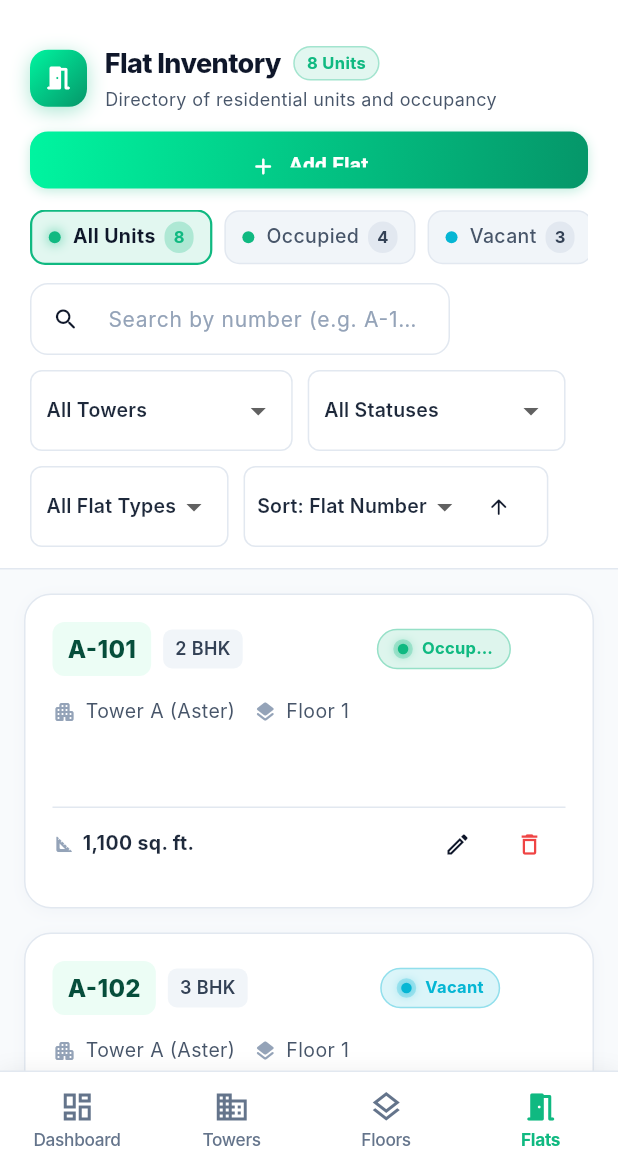
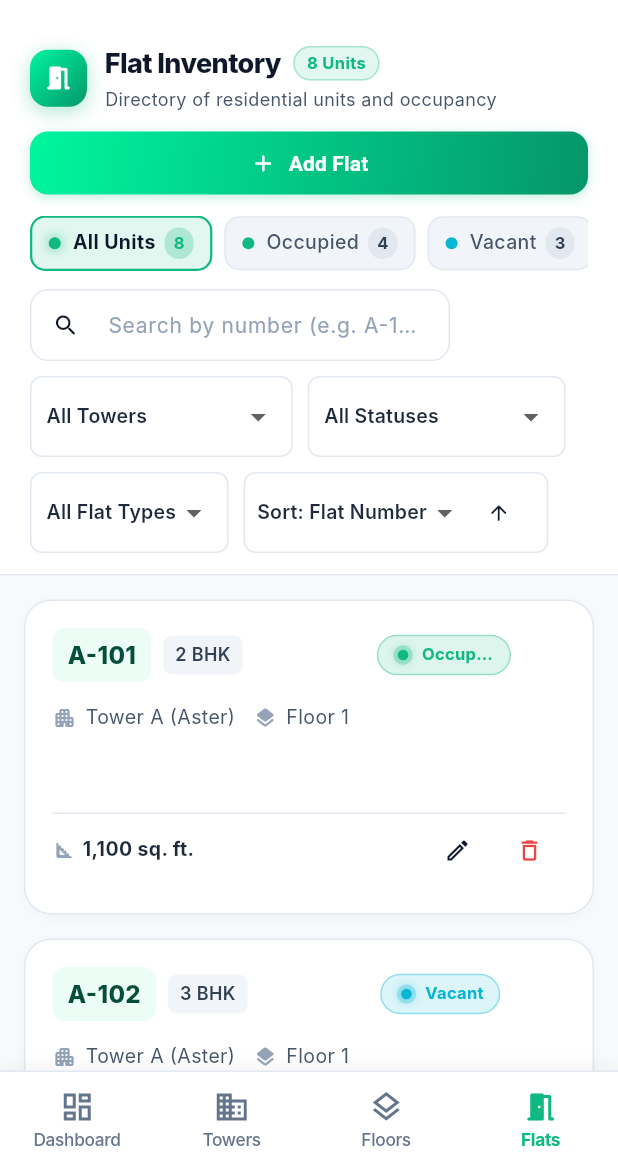
Before and after one commit to ShrujalShah8511/Society-Management, a Flutter app: the screen it shows after launch, after a tap on "Sign In to Dashboard", after a tap on "View Flats", on a phone screen of 412 x 824 dp, the part 65-1236 px from its top. Run offline on Flutter 3.47's test engine with Material 3 defaults, Android fonts, the phone set to English and light mode, and no system bars; our stand-ins replace flutter_riverpod, flutter_secure_storage, go_router, shared_preferences; missing offline and left inert: dart:html; Roboto replaces fonts that are missing (Inter).

Commit message:
fix(mobile): resolve button text clipping and eliminate bottom overflow via CustomScrollView slivers

```diff
--- a/lib/core/widgets/app_button.dart
+++ b/lib/core/widgets/app_button.dart
@@ -38,6 +38,7 @@ class _AppButtonState extends State<AppButton> {
     Widget buttonChild = Row(
       mainAxisSize: MainAxisSize.min,
       mainAxisAlignment: MainAxisAlignment.center,
+      crossAxisAlignment: CrossAxisAlignment.center,
       children: [
         if (widget.isLoading) ...[
           SizedBox(
@@ -59,7 +60,12 @@ class _AppButtonState extends State<AppButton> {
         ],
         Text(
           widget.text,
-          style: const TextStyle(fontWeight: FontWeight.w600, fontSize: 14, letterSpacing: 0.1),
+          style: const TextStyle(
+            fontWeight: FontWeight.w600,
+            fontSize: 14,
+            letterSpacing: 0.1,
+            height: 1.15,
+          ),
         ),
       ],
     );
@@ -98,6 +104,10 @@ class _AppButtonState extends State<AppButton> {
             backgroundColor: Colors.transparent,
             shadowColor: Colors.transparent,
             foregroundColor: AppColors.white,
+            padding: const EdgeInsets.symmetric(horizontal: 16),
+            minimumSize: Size(0, widget.height),
+            tapTargetSize: MaterialTapTargetSize.shrinkWrap,
+            alignment: Alignment.center,
             shape: RoundedRectangleBorder(borderRadius: BorderRadius.circular(12)),
           ),
           child: buttonChild,
@@ -111,6 +121,10 @@ class _AppButtonState extends State<AppButton> {
             style: ElevatedButton.styleFrom(
               backgroundColor: AppColors.slate700,
               foregroundColor: AppColors.white,
+              padding: const EdgeInsets.symmetric(horizontal: 16),
+              minimumSize: Size(0, widget.height),
+              tapTargetSize: MaterialTapTargetSize.shrinkWrap,
+              alignment: Alignment.center,
               shape: RoundedRectangleBorder(borderRadius: BorderRadius.circular(12)),
             ),
             child: buttonChild,
@@ -120,6 +134,10 @@ class _AppButtonState extends State<AppButton> {
           buttonWidget = OutlinedButton(
             onPressed: effectiveOnPressed,
             style: OutlinedButton.styleFrom(
+              padding: const EdgeInsets.symmetric(horizontal: 16),
+              minimumSize: Size(0, widget.height),
+              tapTargetSize: MaterialTapTargetSize.shrinkWrap,
+              alignment: Alignment.center,
               shape: RoundedRectangleBorder(borderRadius: BorderRadius.circular(12)),
             ),
             child: buttonChild,
@@ -128,6 +146,12 @@ class _AppButtonState extends State<AppButton> {
         case AppButtonVariant.text:
           buttonWidget = TextButton(
             onPressed: effectiveOnPressed,
+            style: TextButton.styleFrom(
+              padding: const EdgeInsets.symmetric(horizontal: 12),
+              minimumSize: Size(0, widget.height),
+              tapTargetSize: MaterialTapTargetSize.shrinkWrap,
+              alignment: Alignment.center,
+            ),
             child: buttonChild,
           );
           break;
@@ -137,6 +161,10 @@ class _AppButtonState extends State<AppButton> {
             style: ElevatedButton.styleFrom(
               backgroundColor: AppColors.error,
               foregroundColor: AppColors.white,
+              padding: const EdgeInsets.symmetric(horizontal: 16),
+              minimumSize: Size(0, widget.height),
+              tapTargetSize: MaterialTapTargetSize.shrinkWrap,
+              alignment: Alignment.center,
               shape: RoundedRectangleBorder(borderRadius: BorderRadius.circular(12)),
             ),
             child: buttonChild,
@@ -145,6 +173,13 @@ class _AppButtonState extends State<AppButton> {
         default:
           buttonWidget = ElevatedButton(
             onPressed: effectiveOnPressed,
+            style: ElevatedButton.styleFrom(
+              padding: const EdgeInsets.symmetric(horizontal: 16),
+              minimumSize: Size(0, widget.height),
+              tapTargetSize: MaterialTapTargetSize.shrinkWrap,
+              alignment: Alignment.center,
+              shape: RoundedRectangleBorder(borderRadius: BorderRadius.circular(12)),
+            ),
             child: buttonChild,
           );
       }
--- a/lib/features/dashboard/presentation/dashboard_screen.dart
+++ b/lib/features/dashboard/presentation/dashboard_screen.dart
@@ -294,7 +294,7 @@ class DashboardScreen extends ConsumerWidget {
                   child: AppButton(
                     text: 'View Flats',
                     icon: Icons.meeting_room_rounded,
-                    height: 38,
+                    height: 42,
                     onPressed: () => context.go(RouteConstants.flatsPath),
                   ),
                 ),
--- a/lib/features/society/presentation/flat_list_screen.dart
+++ b/lib/features/society/presentation/flat_list_screen.dart
@@ -88,10 +88,10 @@ class _FlatListScreenState extends ConsumerState<FlatListScreen> {
 
     return Scaffold(
       backgroundColor: isDark ? AppColors.backgroundDark : AppColors.backgroundLight,
-      body: Column(
-        children: [
-          // Pinned Executive Header & Control Bar
-          Container(
+      body: CustomScrollView(
+        slivers: [
+          SliverToBoxAdapter(
+            child: Container(
             padding: const EdgeInsets.fromLTRB(20, 16, 20, 14),
             decoration: BoxDecoration(
               color: isDark ? AppColors.surfaceDark : AppColors.surfaceLight,
@@ -199,7 +199,7 @@ class _FlatListScreenState extends ConsumerState<FlatListScreen> {
                                 key: const Key('add_flat_button'),
                                 text: 'Add Flat',
                                 icon: Icons.add_rounded,
-                                height: 38,
+                                height: 42,
                                 onPressed: () => _showCreateDialog(context, state.towers, state.floors),
                               ),
                             ),
@@ -217,7 +217,7 @@ class _FlatListScreenState extends ConsumerState<FlatListScreen> {
                             key: const Key('add_flat_button'),
                             text: 'Add Flat',
                             icon: Icons.add_rounded,
-                            height: 38,
+                            height: 42,
                             onPressed: () => _showCreateDialog(context, state.towers, state.floors),
                           ),
                         ],
@@ -515,24 +515,29 @@ class _FlatListScreenState extends ConsumerState<FlatListScreen> {
               ],
             ),
           ),
-
-          // Inventory Grid / Content
-          Expanded(
-            child: Builder(
-              builder: (context) {
-                if (state.isLoading) {
-                  return const LoadingView(message: 'Loading inventory...');
-                }
-
-                if (state.errorMessage != null && state.flats.isEmpty) {
-                  return ErrorRetryView(
+        ),
+        if (state.isLoading)
+          const SliverToBoxAdapter(
+            child: Padding(
+              padding: EdgeInsets.symmetric(vertical: 48),
+              child: LoadingView(message: 'Loading inventory...'),
+            ),
+          )
+        else if (state.errorMessage != null && state.flats.isEmpty)
+          SliverToBoxAdapter(
+            child: Padding(
+              padding: const EdgeInsets.symmetric(vertical: 36),
+              child: ErrorRetryView(
                 message: state.errorMessage!,
                 onRetry: () => ref.read(flatNotifierProvider.notifier).init(),
-                  );
-                }
-
-                if (state.flats.isEmpty) {
-                  return EmptyStateView(
+              ),
+            ),
+          )
+        else if (state.flats.isEmpty)
+          SliverToBoxAdapter(
+            child: Padding(
+              padding: const EdgeInsets.fromLTRB(16, 20, 16, 40),
+              child: EmptyStateView(
                 title: 'No Flats Found',
                 message: 'No units match the current filters or query.',
                 icon: Icons.meeting_room_rounded,
@@ -540,36 +545,38 @@ class _FlatListScreenState extends ConsumerState<FlatListScreen> {
                 onAction: canManage && state.towers.isNotEmpty
                     ? () => _showCreateDialog(context, state.towers, state.floors)
                     : null,
-                  );
-                }
+              ),
+            ),
+          )
+          else
+            SliverLayoutBuilder(
+              builder: (context, constraints) {
+                final isMobile = constraints.crossAxisExtent < 650;
+                final crossAxisCount = constraints.crossAxisExtent > 1100
+                    ? 3
+                    : (constraints.crossAxisExtent > 650 ? 2 : 1);
 
-                return LayoutBuilder(
-                  builder: (context, constraints) {
-                    final isMobile = constraints.maxWidth < 650;
-                    final crossAxisCount = constraints.maxWidth > 1100
-                        ? 3
-                        : (constraints.maxWidth > 650 ? 2 : 1);
-
-                    return GridView.builder(
+                return SliverPadding(
                   padding: EdgeInsets.fromLTRB(16, 16, 16, isMobile ? 96 : 24),
+                  sliver: SliverGrid(
                     gridDelegate: SliverGridDelegateWithFixedCrossAxisCount(
                       crossAxisCount: crossAxisCount,
                       crossAxisSpacing: 16,
                       mainAxisSpacing: 16,
                       mainAxisExtent: isMobile ? 210 : 195,
                     ),
-                      itemCount: state.flats.length,
-                      itemBuilder: (context, index) {
+                    delegate: SliverChildBuilderDelegate(
+                      (context, index) {
                         final flat = state.flats[index];
                         final tower = _getTower(state.towers, flat.towerId);
                         final floor = _getFloor(state.floors, flat.floorId);
                         return _buildFlatCard(flat, tower, floor, canManage, isDark);
                       },
+                      childCount: state.flats.length,
+                    ),
+                  ),
                 );
               },
-                );
-              },
-            ),
             ),
         ],
       ),
--- a/lib/features/society/presentation/floor_list_screen.dart
+++ b/lib/features/society/presentation/floor_list_screen.dart
@@ -148,7 +148,7 @@ class FloorListScreen extends ConsumerWidget {
                                   key: const Key('add_floor_button'),
                                   text: 'Add Floor',
                                   icon: Icons.add_rounded,
-                                  height: 38,
+                                  height: 42,
                                   onPressed: () async {
                                     final result = await FloorFormDialog.show(
                                       context,
--- a/lib/features/society/presentation/tower_list_screen.dart
+++ b/lib/features/society/presentation/tower_list_screen.dart
@@ -218,7 +218,7 @@ class _TowerListScreenState extends ConsumerState<TowerListScreen> {
                                   key: const Key('add_tower_button'),
                                   text: 'Add Tower',
                                   icon: Icons.add_rounded,
-                                  height: 38,
+                                  height: 42,
                                   onPressed: _openAddDialog,
                                 ),
                               ),
```
Also changed, not shown: lib/core/widgets/state_views.dart (+29 -23 lines). Lines whose indentation alone changed are shown as unchanged.
